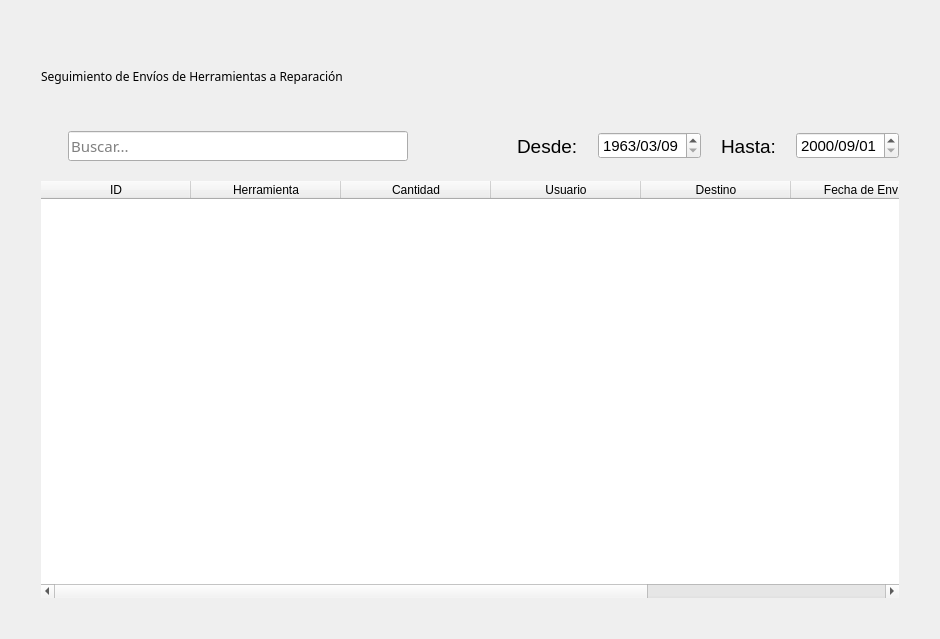
Before: the Qt Designer form blustock/ui/screens_uis/reparaciones.ui in MaxAPBusiness/Blustock, drawn with Qt 5.
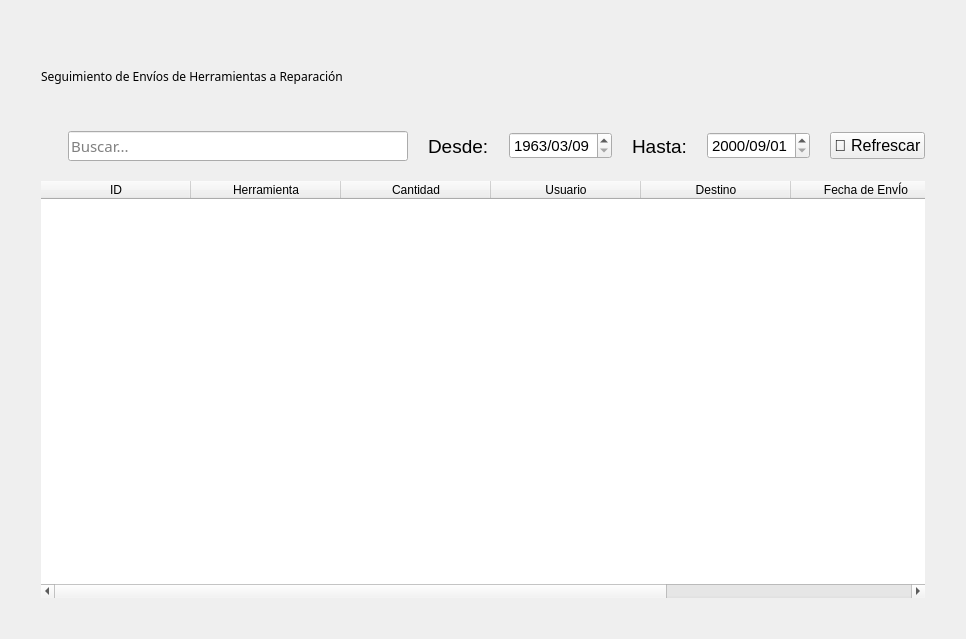
After: the same form once the commit is applied. Icons and pictures are not drawn.

The edit to the form file:
```diff
--- a/blustock/ui/screens_uis/reparaciones.ui
+++ b/blustock/ui/screens_uis/reparaciones.ui
@@ -209,6 +209,18 @@
          </property>
         </widget>
        </item>
+       <item>
+        <widget class="QPushButton" name="botonRefresh">
+         <property name="font">
+          <font>
+           <pointsize>12</pointsize>
+          </font>
+         </property>
+         <property name="text">
+          <string>🔄 Refrescar</string>
+         </property>
+        </widget>
+       </item>
        <item>
         <layout class="QHBoxLayout" name="horizontalLayout_3"/>
        </item>
```
